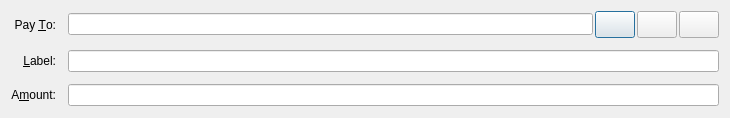
Before: the Qt Designer form src/qt/forms/sendcoinsentry.ui in onsightit/solarcoin, drawn with Qt 5.
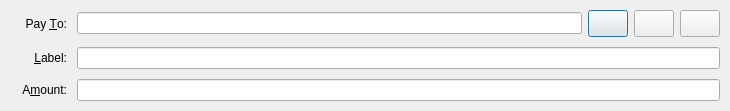
After: the same form once the commit is applied. Icons and pictures are not drawn. Custom widgets are drawn as their Qt base class.

What changed in the file:
```diff
--- a/src/qt/forms/sendcoinsentry.ui
+++ b/src/qt/forms/sendcoinsentry.ui
@@ -17,13 +17,22 @@
    <property name="sizeConstraint">
     <enum>QLayout::SetMinAndMaxSize</enum>
    </property>
+   <property name="leftMargin">
+    <number>22</number>
+   </property>
+   <property name="topMargin">
+    <number>10</number>
+   </property>
+   <property name="rightMargin">
+    <number>10</number>
+   </property>
    <property name="bottomMargin">
-    <number>12</number>
+    <number>10</number>
    </property>
    <property name="spacing">
-    <number>12</number>
+    <number>10</number>
    </property>
-   <item row="3" column="0">
+   <item row="1" column="0">
     <widget class="QLabel" name="label_2">
      <property name="text">
       <string>Pay &amp;To:</string>
@@ -36,40 +45,10 @@
      </property>
     </widget>
    </item>
-   <item row="4" column="1">
-    <layout class="QHBoxLayout" name="horizontalLayout_2">
-     <property name="spacing">
-      <number>0</number>
-     </property>
-     <item>
-      <widget class="QValidatedLineEdit" name="addAsLabel">
-       <property name="enabled">
-        <bool>true</bool>
-       </property>
-       <property name="toolTip">
-        <string>Enter a label for this address to add it to your address book</string>
-       </property>
-      </widget>
-     </item>
-    </layout>
-   </item>
-   <item row="4" column="0">
-    <widget class="QLabel" name="label_4">
-     <property name="text">
-      <string>&amp;Label:</string>
-     </property>
-     <property name="alignment">
-      <set>Qt::AlignRight|Qt::AlignTrailing|Qt::AlignVCenter</set>
-     </property>
-     <property name="buddy">
-      <cstring>addAsLabel</cstring>
-     </property>
-    </widget>
-   </item>
-   <item row="3" column="1">
+   <item row="1" column="1">
     <layout class="QHBoxLayout" name="payToLayout">
      <property name="spacing">
-      <number>2</number>
+      <number>6</number>
      </property>
      <item>
       <widget class="QValidatedLineEdit" name="payTo">
@@ -185,14 +164,37 @@
      </item>
     </layout>
    </item>
-   <item row="5" column="1">
-    <layout class="QHBoxLayout" name="horizontalLayout">
+   <item row="2" column="0">
+    <widget class="QLabel" name="label_4">
+     <property name="text">
+      <string>&amp;Label:</string>
+     </property>
+     <property name="alignment">
+      <set>Qt::AlignRight|Qt::AlignTrailing|Qt::AlignVCenter</set>
+     </property>
+     <property name="buddy">
+      <cstring>addAsLabel</cstring>
+     </property>
+    </widget>
+   </item>
+   <item row="2" column="1">
+    <layout class="QHBoxLayout" name="horizontalLayout_2">
+     <property name="spacing">
+      <number>0</number>
+     </property>
      <item>
-      <widget class="BitcoinAmountField" name="payAmount"/>
+      <widget class="QValidatedLineEdit" name="addAsLabel">
+       <property name="enabled">
+        <bool>true</bool>
+       </property>
+       <property name="toolTip">
+        <string>Enter a label for this address to add it to your address book</string>
+       </property>
+      </widget>
      </item>
     </layout>
    </item>
-   <item row="5" column="0">
+   <item row="3" column="0">
     <widget class="QLabel" name="label">
      <property name="text">
       <string>A&amp;mount:</string>
@@ -205,6 +207,16 @@
      </property>
     </widget>
    </item>
+   <item row="3" column="1">
+    <layout class="QHBoxLayout" name="horizontalLayout">
+     <property name="spacing">
+      <number>0</number>
+     </property>
+     <item>
+      <widget class="BitcoinAmountField" name="payAmount"/>
+     </item>
+    </layout>
+   </item>
   </layout>
  </widget>
  <customwidgets>
```
